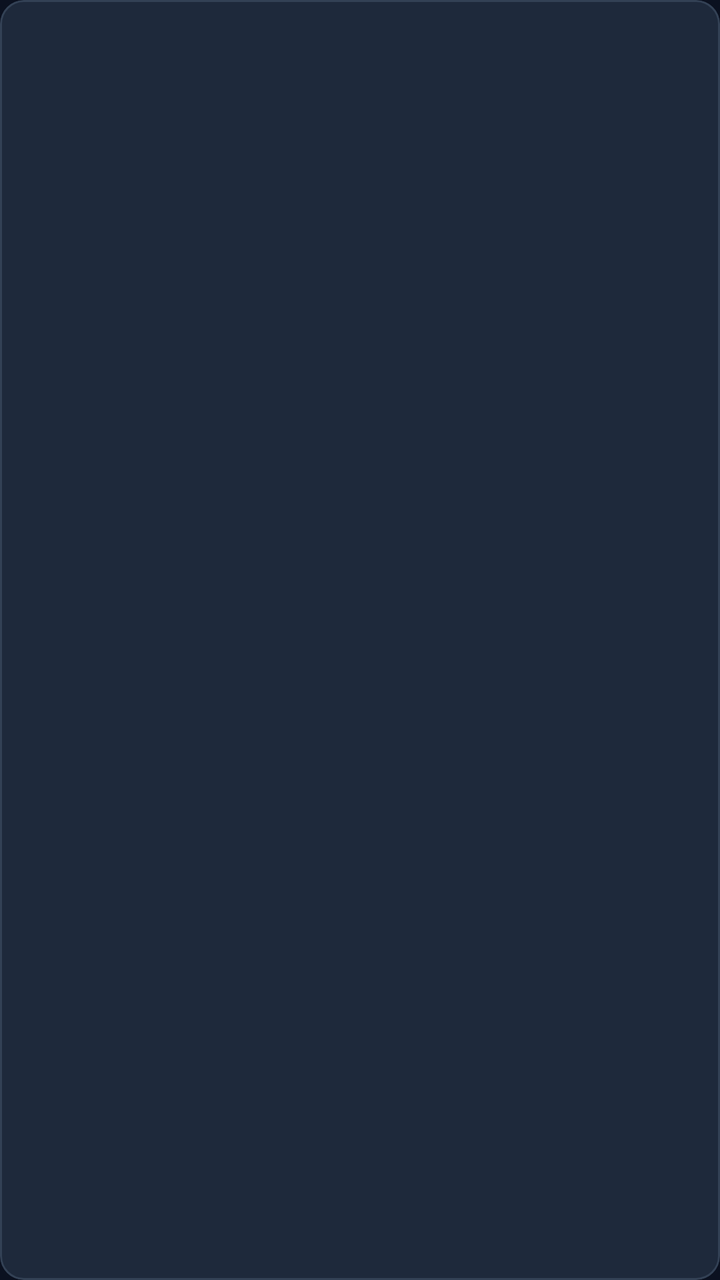
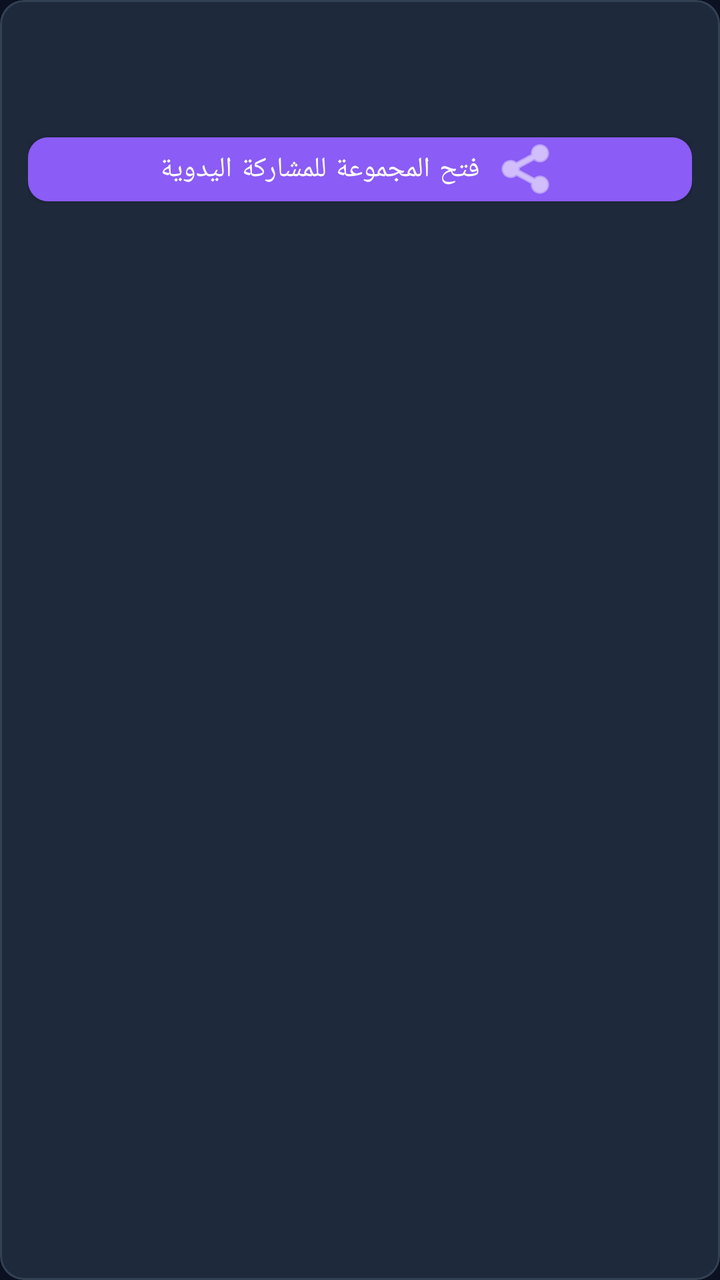

Before-and-after screenshots of an Android layout around one commit, followed by the original layout XML and the change that was made.
<!-- AndroidManifest.xml: application theme Theme.FBPublisherX -->
<!-- res/layout/item_group.xml -->
<?xml version="1.0" encoding="utf-8"?>
<com.google.android.material.card.MaterialCardView xmlns:android="http://schemas.android.com/apk/res/android"
    xmlns:app="http://schemas.android.com/apk/res-auto"
    android:layout_width="match_parent"
    android:layout_height="wrap_content"
    android:layout_marginBottom="8dp"
    app:cardBackgroundColor="@color/surface"
    app:cardCornerRadius="12dp"
    app:strokeColor="@color/card_stroke"
    app:strokeWidth="1dp"
    app:cardElevation="0dp">

    <LinearLayout
        android:layout_width="match_parent"
        android:layout_height="wrap_content"
        android:orientation="vertical"
        android:padding="14dp"
        android:layoutDirection="rtl">

        <TextView
            android:id="@+id/itemGroupName"
            android:layout_width="match_parent"
            android:layout_height="wrap_content"
            android:textColor="@color/on_surface"
            android:textSize="15sp"
            android:textStyle="bold"
            android:gravity="start"
            android:maxLines="1"
            android:ellipsize="end" />

        <TextView
            android:id="@+id/itemGroupUrl"
            android:layout_width="match_parent"
            android:layout_height="wrap_content"
            android:textColor="@color/text_secondary"
            android:textSize="12sp"
            android:gravity="start"
            android:maxLines="1"
            android:ellipsize="end"
            android:layout_marginTop="4dp" />

    </LinearLayout>
</com.google.android.material.card.MaterialCardView>
<!-- resources referenced by this layout -->
<resources>
  <color name="card_stroke">#334155</color>
  <color name="on_surface">#E2E8F0</color>
  <color name="surface">#1E293B</color>
  <color name="text_secondary">#94A3B8</color>
  <style name="Theme.FBPublisherX" parent="Theme.MaterialComponents.DayNight.NoActionBar">
          <item name="colorPrimary">@color/primary</item>
          <item name="colorPrimaryVariant">@color/primary_variant</item>
          <item name="colorOnPrimary">@color/on_primary</item>
          <item name="colorSecondary">@color/secondary</item>
          <item name="android:statusBarColor">@color/background</item>
          <item name="android:navigationBarColor">@color/surface</item>
          <item name="android:windowBackground">@color/background</item>
          <item name="android:windowLightStatusBar">false</item>
          <item name="colorSurface">@color/surface</item>
          <item name="colorOnSurface">@color/on_surface</item>
      </style>
  <color name="primary">#14B8A6</color>
  <color name="primary_variant">#0F766E</color>
  <color name="on_primary">#FFFFFF</color>
  <color name="secondary">#8B5CF6</color>
  <color name="background">#0B1120</color>
</resources>

<!-- the commit's change to res/layout/item_group.xml (unified diff, before → after) -->
@@ -39,5 +39,18 @@
             android:ellipsize="end"
             android:layout_marginTop="4dp" />
 
+        <com.google.android.material.button.MaterialButton
+            android:id="@+id/btnOpenGroupManual"
+            android:layout_width="match_parent"
+            android:layout_height="44dp"
+            android:layout_marginTop="8dp"
+            android:text="@string/btn_open_group_manual"
+            android:textAllCaps="false"
+            app:cornerRadius="10dp"
+            app:backgroundTint="@color/secondary"
+            app:icon="@android:drawable/ic_menu_share"
+            app:iconGravity="textStart"
+            app:iconPadding="8dp" />
+
     </LinearLayout>
 </com.google.android.material.card.MaterialCardView>
<!-- resource entries referenced after the edit -->
@@ -4,6 +4,7 @@
   <color name="on_surface">#E2E8F0</color>
   <color name="surface">#1E293B</color>
   <color name="text_secondary">#94A3B8</color>
+  <string name="btn_open_group_manual">فتح المجموعة للمشاركة اليدوية</string>
   <style name="Theme.FBPublisherX" parent="Theme.MaterialComponents.DayNight.NoActionBar">
           <item name="colorPrimary">@color/primary</item>
           <item name="colorPrimaryVariant">@color/primary_variant</item>
